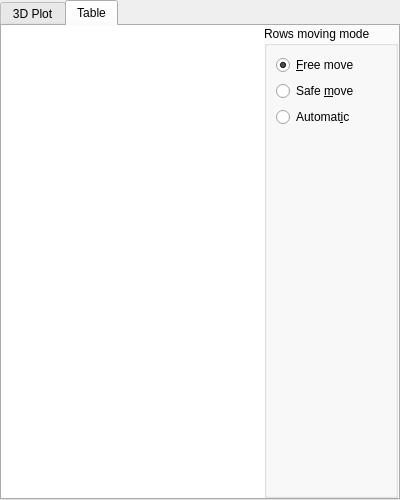
Shadasviar/APOD, file UI/histogram2d.ui: the form before one commit.
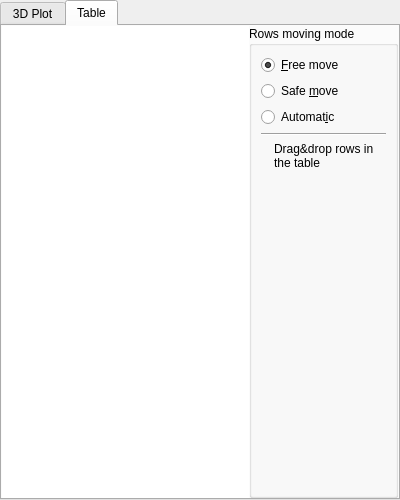
The form after the commit. The open tabs and pages were chosen to show the change. Icons and pictures are not drawn.

Commit message: Add info label to hist2d table

```diff
--- a/UI/histogram2d.ui
+++ b/UI/histogram2d.ui
@@ -188,35 +188,18 @@
             <property name="title">
              <string>Rows moving mode</string>
             </property>
-            <layout class="QVBoxLayout" name="verticalLayout_2">
-             <item>
-              <widget class="QRadioButton" name="freeMoveBox">
+            <layout class="QGridLayout" name="gridLayout_2">
+             <item row="5" column="0">
+              <widget class="QLabel" name="label_2">
                <property name="text">
-                <string>&amp;Free move</string>
+                <string/>
                </property>
-               <property name="checked">
-                <bool>true</bool>
+               <property name="pixmap">
+                <pixmap resource="../images.qrc">:/Resources/information.png</pixmap>
                </property>
               </widget>
              </item>
-             <item>
-              <widget class="QRadioButton" name="safeModeBox">
-               <property name="text">
-                <string>Safe &amp;move</string>
-               </property>
-               <property name="checked">
-                <bool>false</bool>
-               </property>
-              </widget>
-             </item>
-             <item>
-              <widget class="QRadioButton" name="autoBox">
-               <property name="text">
-                <string>Automat&amp;ic</string>
-               </property>
-              </widget>
-             </item>
-             <item>
+             <item row="6" column="0" colspan="2">
               <spacer name="verticalSpacer">
                <property name="orientation">
                 <enum>Qt::Vertical</enum>
@@ -229,6 +212,56 @@
                </property>
               </spacer>
              </item>
+             <item row="5" column="1">
+              <widget class="QLabel" name="label">
+               <property name="text">
+                <string>Drag&amp;drop rows in the table</string>
+               </property>
+               <property name="textFormat">
+                <enum>Qt::AutoText</enum>
+               </property>
+               <property name="scaledContents">
+                <bool>false</bool>
+               </property>
+               <property name="wordWrap">
+                <bool>true</bool>
+               </property>
+              </widget>
+             </item>
+             <item row="1" column="0" colspan="2">
+              <widget class="QRadioButton" name="safeModeBox">
+               <property name="text">
+                <string>Safe &amp;move</string>
+               </property>
+               <property name="checked">
+                <bool>false</bool>
+               </property>
+              </widget>
+             </item>
+             <item row="0" column="0" colspan="2">
+              <widget class="QRadioButton" name="freeMoveBox">
+               <property name="text">
+                <string>&amp;Free move</string>
+               </property>
+               <property name="checked">
+                <bool>true</bool>
+               </property>
+              </widget>
+             </item>
+             <item row="2" column="0" colspan="2">
+              <widget class="QRadioButton" name="autoBox">
+               <property name="text">
+                <string>Automat&amp;ic</string>
+               </property>
+              </widget>
+             </item>
+             <item row="4" column="0" colspan="2">
+              <widget class="Line" name="line">
+               <property name="orientation">
+                <enum>Qt::Horizontal</enum>
+               </property>
+              </widget>
+             </item>
             </layout>
            </widget>
           </item>
```
Left out of the diff: 6 changed lines with no effect on the pictures. The commit also changes 3 other files.
